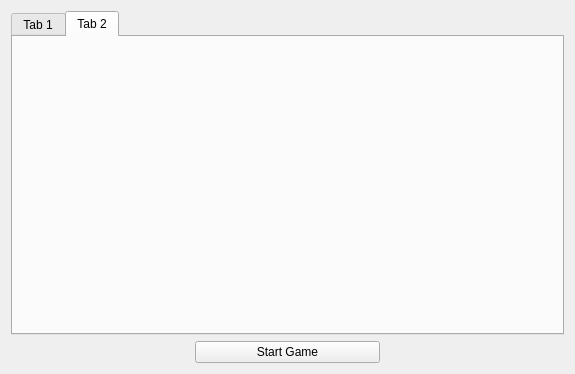
Old version of the form pregame.ui in the repository a0922762/NTUST_OOP_Project2_Chess.
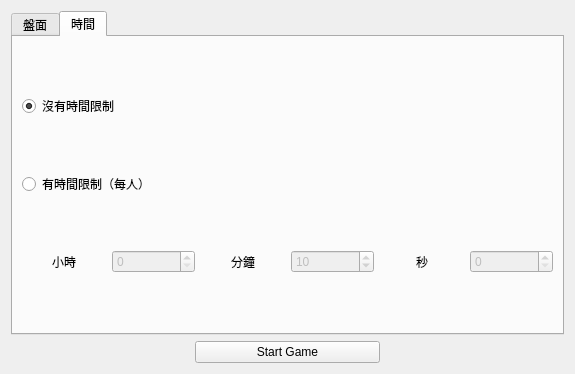
New version of the form. The open tabs and pages were chosen to show the change.

Patch:
```diff
--- a/pregame.ui
+++ b/pregame.ui
@@ -33,7 +33,7 @@
        <string>&lt;html&gt;&lt;head/&gt;&lt;body&gt;&lt;p&gt;選擇盤面配置，可以選擇標準盤面或輸入FEN碼&lt;/p&gt;&lt;/body&gt;&lt;/html&gt;</string>
       </property>
       <attribute name="title">
-       <string>Tab 1</string>
+       <string>盤面</string>
       </attribute>
       <layout class="QVBoxLayout" name="verticalLayout_2">
        <item>
@@ -80,8 +80,94 @@
      </widget>
      <widget class="QWidget" name="timeTab">
       <attribute name="title">
-       <string>Tab 2</string>
+       <string>時間</string>
       </attribute>
+      <layout class="QVBoxLayout" name="verticalLayout_3">
+       <item>
+        <widget class="QRadioButton" name="noTimeLimit_radio">
+         <property name="text">
+          <string>沒有時間限制</string>
+         </property>
+         <property name="checked">
+          <bool>true</bool>
+         </property>
+        </widget>
+       </item>
+       <item>
+        <widget class="QRadioButton" name="hasTimeLimit_radio">
+         <property name="text">
+          <string>有時間限制（每人）</string>
+         </property>
+        </widget>
+       </item>
+       <item>
+        <layout class="QHBoxLayout" name="horizontalLayout_3">
+         <item>
+          <widget class="QLabel" name="label_2">
+           <property name="text">
+            <string>小時</string>
+           </property>
+           <property name="alignment">
+            <set>Qt::AlignCenter</set>
+           </property>
+          </widget>
+         </item>
+         <item>
+          <widget class="QSpinBox" name="hour">
+           <property name="enabled">
+            <bool>false</bool>
+           </property>
+           <property name="maximum">
+            <number>23</number>
+           </property>
+          </widget>
+         </item>
+         <item>
+          <widget class="QLabel" name="label">
+           <property name="text">
+            <string>分鐘</string>
+           </property>
+           <property name="alignment">
+            <set>Qt::AlignCenter</set>
+           </property>
+          </widget>
+         </item>
+         <item>
+          <widget class="QSpinBox" name="minute">
+           <property name="enabled">
+            <bool>false</bool>
+           </property>
+           <property name="maximum">
+            <number>59</number>
+           </property>
+           <property name="value">
+            <number>10</number>
+           </property>
+          </widget>
+         </item>
+         <item>
+          <widget class="QLabel" name="label_3">
+           <property name="text">
+            <string>秒</string>
+           </property>
+           <property name="alignment">
+            <set>Qt::AlignCenter</set>
+           </property>
+          </widget>
+         </item>
+         <item>
+          <widget class="QSpinBox" name="second">
+           <property name="enabled">
+            <bool>false</bool>
+           </property>
+           <property name="maximum">
+            <number>59</number>
+           </property>
+          </widget>
+         </item>
+        </layout>
+       </item>
+      </layout>
      </widget>
     </widget>
    </item>
```
Left out of the diff: 48 changed lines with no effect on the pictures.
